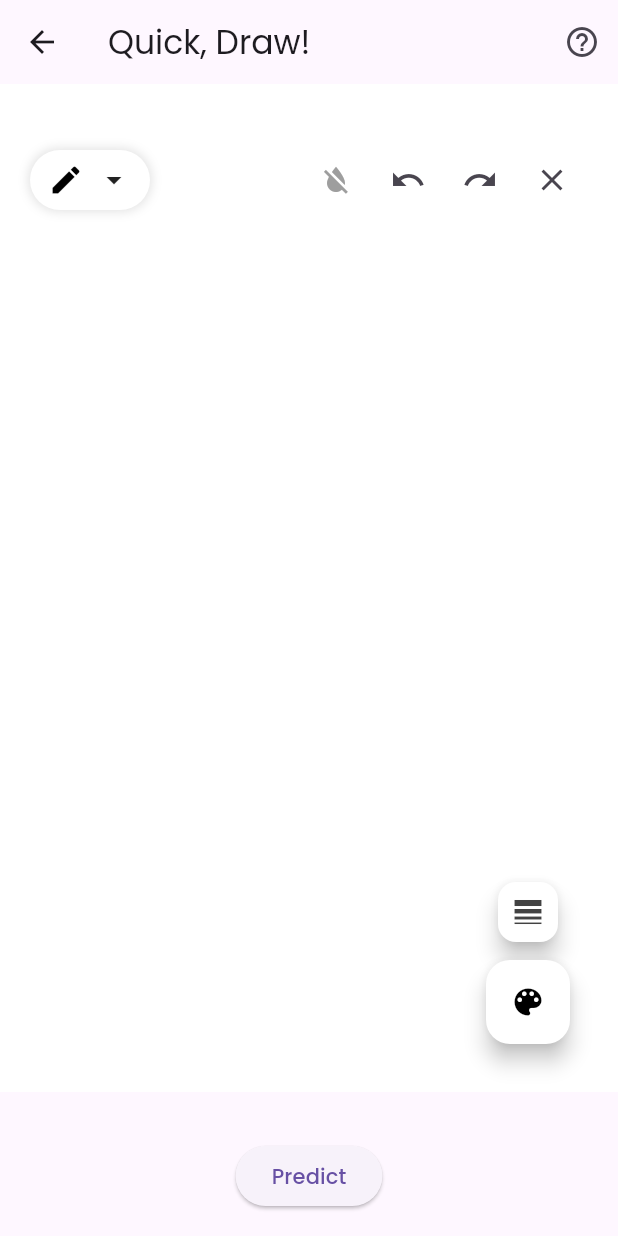
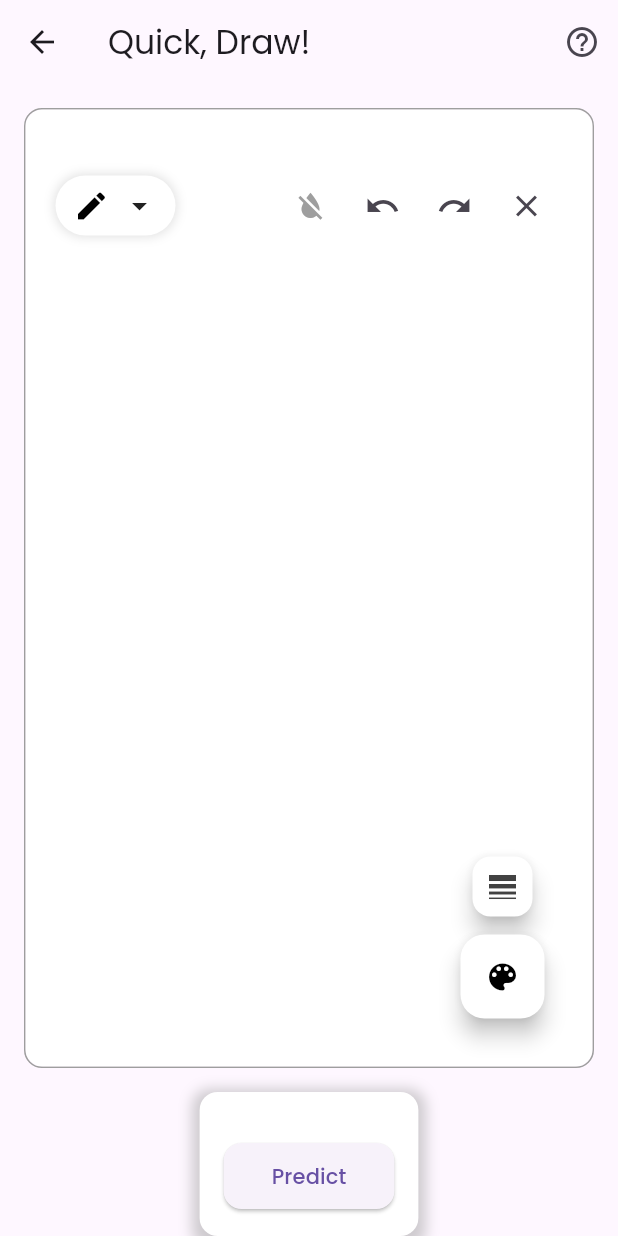
Before and after one commit to MobAI-Hackathon/Starter, a Flutter app: the SketchPredictionPage screen opened directly, on a phone screen of 412 x 824 dp. Run offline on Flutter 3.47's test engine with Material 3 defaults, Android fonts, the phone set to English and light mode, and no system bars; our stand-ins replace camera, cloud_firestore, firebase_auth, firebase_core, firebase_database, firebase_messaging and 6 more; accounts and stored records are empty.

Commit message:
a bit more design

```diff
--- a/frontend/lib/screens/navScreens/homepage.dart
+++ b/frontend/lib/screens/navScreens/homepage.dart
@@ -115,12 +115,34 @@ class _SketchPredictionPageState extends State<SketchPredictionPage> {
       body: Column(
         children: [
           Expanded(
-            child: SimpleDrawingCanvas(
-              key: _canvasKey,
+            child: Container(
+              margin: const EdgeInsets.all(16.0),
+              decoration: BoxDecoration(
+                border: Border.all(color: Colors.grey),
+                borderRadius: BorderRadius.circular(12.0),
+              ),
+              child: ClipRRect(
+                borderRadius: BorderRadius.circular(12.0),
+                child: SimpleDrawingCanvas(
+                  key: _canvasKey,
+                ),
+              ),
             ),
           ),
           Container(
             padding: const EdgeInsets.all(16),
+            decoration: BoxDecoration(
+              color: Colors.white,
+              boxShadow: [
+                BoxShadow(
+                  color: Colors.grey.withOpacity(0.5),
+                  spreadRadius: 5,
+                  blurRadius: 7,
+                  offset: const Offset(0, 3),
+                ),
+              ],
+              borderRadius: BorderRadius.circular(12.0),
+            ),
             child: Column(
               children: [
                 if (_isLoading)
@@ -134,6 +156,13 @@ class _SketchPredictionPageState extends State<SketchPredictionPage> {
                 const SizedBox(height: 16),
                 ElevatedButton(
                   onPressed: _isLoading ? null : _getPrediction,
+                  style: ElevatedButton.styleFrom(
+                    padding: const EdgeInsets.symmetric(
+                        horizontal: 32.0, vertical: 12.0),
+                    shape: RoundedRectangleBorder(
+                      borderRadius: BorderRadius.circular(12.0),
+                    ),
+                  ),
                   child: const Text('Predict'),
                 ),
               ],
```
